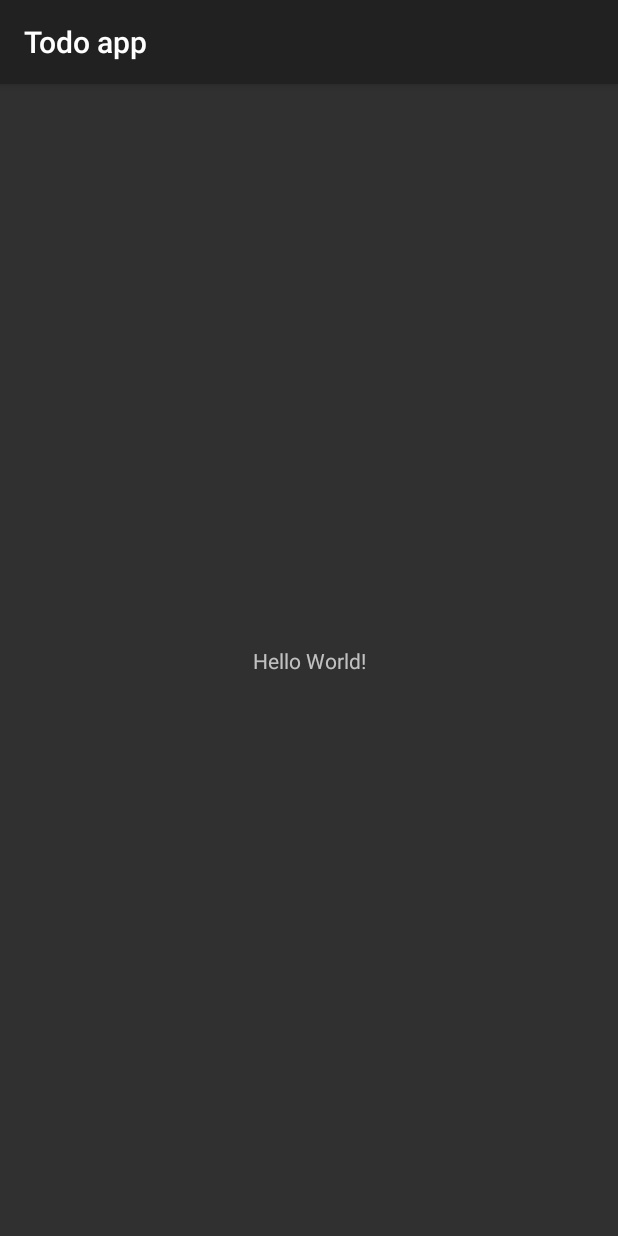
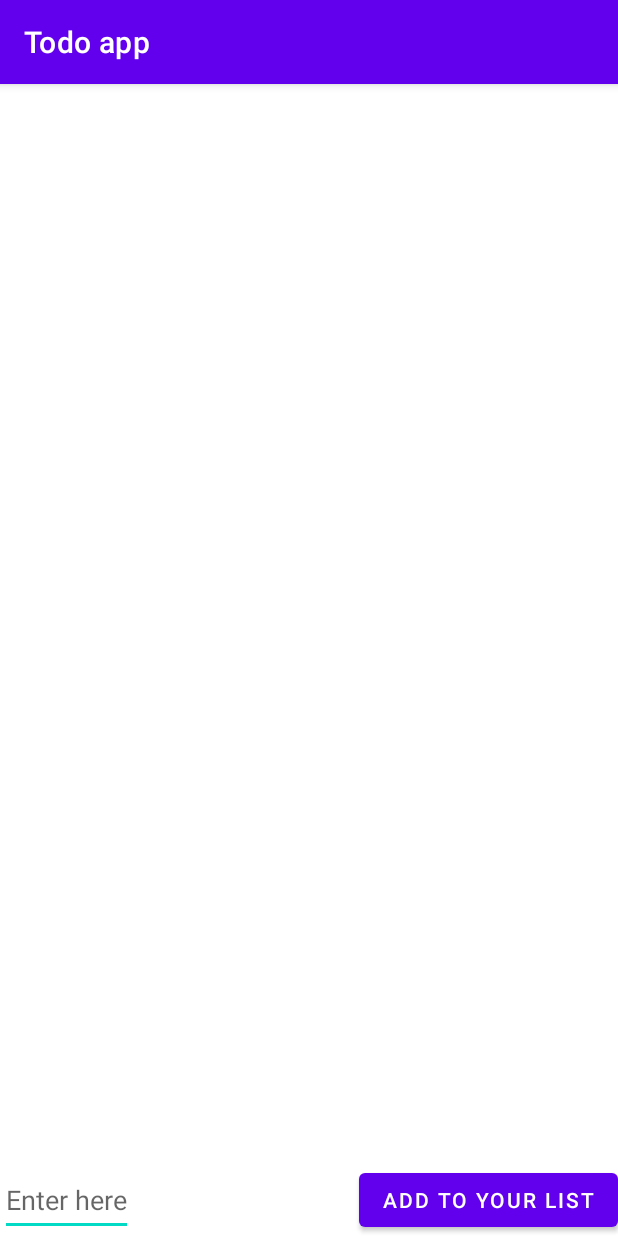
Before and after one commit to Philip991/TodoApp, an Android app: the screen it shows after launch (MainActivity), on a phone screen of 412 x 824 dp. Run offline under Robolectric (Android 15) with nearby library versions, the phone set to English and light mode, and no system bars.

Commit message:
Added ListView and Btn to the MainActivity page

```diff
--- a/app/src/main/AndroidManifest.xml
+++ b/app/src/main/AndroidManifest.xml
@@ -8,7 +8,7 @@
         android:label="@string/app_name"
         android:roundIcon="@mipmap/ic_todolauncher_round"
         android:supportsRtl="true"
-        android:theme="@style/Theme.AppCompat">
+        android:theme="@style/Theme.TodoApp">
         <activity
             android:name=".MainActivity"
             android:exported="false" />
--- a/app/src/main/java/com/example/todoapp/MainActivity.java
+++ b/app/src/main/java/com/example/todoapp/MainActivity.java
@@ -3,12 +3,51 @@ package com.example.todoapp;
 import androidx.appcompat.app.AppCompatActivity;
 
 import android.os.Bundle;
+import android.view.View;
+import android.widget.AdapterView;
+import android.widget.ArrayAdapter;
+import android.widget.Button;
+import android.widget.EditText;
+import android.widget.ListView;
+
+import java.util.ArrayList;
 
 public class MainActivity extends AppCompatActivity {
+    ListView listView;
+    EditText edTxt;
+    Button btn;
+    ArrayList<String>arrayList;
+    ArrayAdapter<String> adapter;
+
 
     @Override
     protected void onCreate(Bundle savedInstanceState) {
         super.onCreate(savedInstanceState);
         setContentView(R.layout.activity_main);
+
+        listView=(ListView) findViewById(R.id.lstVw);
+        edTxt=(EditText) findViewById(R.id.inputItem);
+        btn =(Button) findViewById(R.id.addBtnItem);
+
+        arrayList= new ArrayList<String>();
+        adapter = new ArrayAdapter<String>(this, android.R.layout.simple_list_item_1,
+                arrayList);
+        listView.setAdapter(adapter);
+        onBtnClick();
+
     }
+
+    public void onBtnClick(){
+        btn.setOnClickListener(new View.OnClickListener() {
+            @Override
+            public void onClick(View v) {
+                String result = edTxt.getText().toString();
+                arrayList.add(result);
+                adapter.notifyDataSetChanged();
+
+            }
+        });
+    }
+
+
 }
--- a/app/src/main/java/com/example/todoapp/SplashScreen.java
+++ b/app/src/main/java/com/example/todoapp/SplashScreen.java
@@ -6,14 +6,18 @@ import android.annotation.SuppressLint;
 import android.content.Intent;
 import android.os.Bundle;
 import android.os.Handler;
+import android.view.View;
 
 @SuppressLint("CustomSplashScreen")
 public class SplashScreen extends AppCompatActivity {
 
+
     @Override
+
     protected void onCreate(Bundle savedInstanceState) {
         super.onCreate(savedInstanceState);
         setContentView(R.layout.activity_splash_screen);
+
         new Handler().postDelayed(() -> {
             Intent i =  new Intent(SplashScreen.this, MainActivity.class);
             startActivity(i);
--- a/app/src/main/res/layout/activity_main.xml
+++ b/app/src/main/res/layout/activity_main.xml
@@ -1,18 +1,44 @@
 <?xml version="1.0" encoding="utf-8"?>
-<androidx.constraintlayout.widget.ConstraintLayout xmlns:android="http://schemas.android.com/apk/res/android"
+<RelativeLayout
+    xmlns:android="http://schemas.android.com/apk/res/android"
     xmlns:app="http://schemas.android.com/apk/res-auto"
     xmlns:tools="http://schemas.android.com/tools"
     android:layout_width="match_parent"
     android:layout_height="match_parent"
+    android:orientation="vertical"
     tools:context=".MainActivity">
 
-    <TextView
+    <ListView
+        android:id="@+id/lstVw"
         android:layout_width="wrap_content"
         android:layout_height="wrap_content"
-        android:text="Hello World!"
-        app:layout_constraintBottom_toBottomOf="parent"
-        app:layout_constraintLeft_toLeftOf="parent"
-        app:layout_constraintRight_toRightOf="parent"
-        app:layout_constraintTop_toTopOf="parent" />
+        android:layout_alignParentTop="true"
+        android:layout_alignParentLeft="true"
+        android:layout_alignParentStart="true"
+        android:layout_above="@+id/addBtnItem" >
 
-</androidx.constraintlayout.widget.ConstraintLayout>
+    </ListView>
+
+
+    <EditText
+        android:id="@+id/inputItem"
+        android:layout_width="wrap_content"
+        android:layout_height="wrap_content"
+        android:hint="Enter here"
+        android:layout_alignTop="@+id/addBtnItem"
+        android:layout_alignParentLeft="true"
+        android:layout_alignParentStart="true"
+        android:layout_alignParentBottom="true"/>
+
+
+    <Button
+        android:id="@+id/addBtnItem"
+        android:layout_width="wrap_content"
+        android:layout_height="wrap_content"
+        android:text="Add to your list"
+        android:layout_alignParentBottom="true"
+        android:layout_alignParentRight="true"
+        android:layout_alignParentEnd="true"/>
+
+
+</RelativeLayout>
--- a/app/src/main/res/values/themes.xml
+++ b/app/src/main/res/values/themes.xml
@@ -13,8 +13,4 @@
         <item name="android:statusBarColor" tools:targetApi="l">?attr/colorPrimaryVariant</item>
         <!-- Customize your theme here. -->
     </style>
-    <style name="SPLASH_SCREEN" parent="Theme.MaterialComponents.Light.NoActionBar">
-        <item name="android:windowBackground">@drawable/splash_background</item>
-        <item name="colorPrimary">@color/purple_500</item>
-    </style>
 </resources>
```
